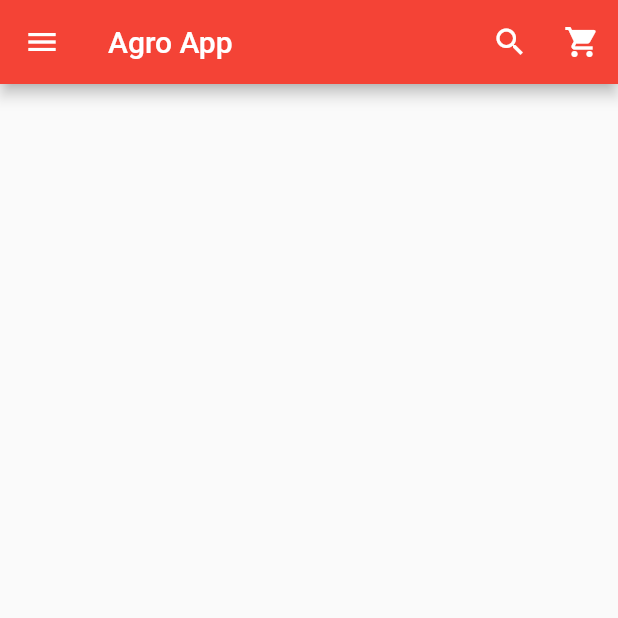
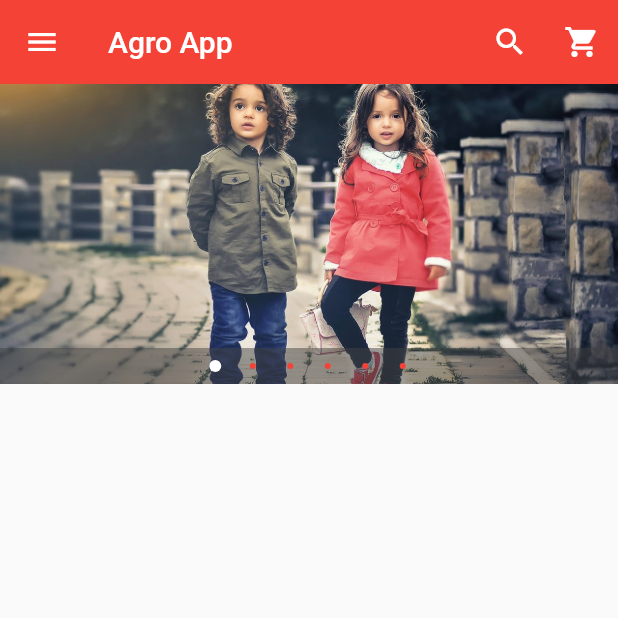
Before and after one commit to insidetech21/AgroApp, a Flutter app: the screen it shows after launch, on a phone screen of 412 x 824 dp, the top half of it. Run offline on Flutter 3.47's test engine with Material 2 defaults, Android fonts, the phone set to English and light mode, and no system bars; drawn by our look-alikes of carousel_pro.

Commit message:
Updates Home Page

```diff
--- a/lib/main.dart
+++ b/lib/main.dart
@@ -1,4 +1,5 @@
 import 'package:flutter/material.dart';
+import 'package:carousel_pro/carousel_pro.dart';
 
 void main(){
   runApp(
@@ -17,8 +18,29 @@ class HomePage extends StatefulWidget {
 class _HomePageState extends State<HomePage> {
   @override
   Widget build(BuildContext context) {
+    Widget image_carousel = new Container(
+      height: 200.0,
+      child: new Carousel(
+        boxFit: BoxFit.cover,
+        images: [
+          AssetImage('images/c1.jpg'),
+          AssetImage('images/m1.jpeg'),
+          AssetImage('images/m2.jpg'),
+          AssetImage('images/w1.jpeg'),
+          AssetImage('images/w3.jpeg'),
+          AssetImage('images/w3.jpeg'),
+        ],
+        autoplay: true,
+        animationCurve: Curves.fastOutSlowIn,
+        animationDuration: Duration(milliseconds: 1000),
+        dotSize: 4.0,
+        dotColor: Colors.red,
+        indicatorBgPadding: 8.0,
+      ),
+    );
     return Scaffold(
       appBar: new AppBar(
+        elevation: 0.0,
         backgroundColor: Colors.red,
         title: Text("Agro App"),
         actions: <Widget>[
@@ -31,10 +53,8 @@ class _HomePageState extends State<HomePage> {
           children: <Widget>[
             // Header
             new UserAccountsDrawerHeader
-              (accountName: Text("Stimit Shah"),
-                accountEmail: Text("stimitshah111@gmail.com"),
-
-
+              (accountName: Text("Vasant Basutkar"),
+              accountEmail: Text("vasantbasutkar143@gmail.com"),
               currentAccountPicture: GestureDetector(
                 child: new CircleAvatar(
                   backgroundColor: Colors.grey,
@@ -53,7 +73,7 @@ class _HomePageState extends State<HomePage> {
               onTap: (){},
               child: ListTile(
                 title: Text('Home Page'),
-              leading: Icon(Icons.home),
+                leading: Icon(Icons.home,color: Colors.deepPurple,),
               ),
             ),
 
@@ -61,7 +81,7 @@ class _HomePageState extends State<HomePage> {
               onTap: (){},
               child: ListTile(
                 title: Text('My Account'),
-                leading: Icon(Icons.person),
+                leading: Icon(Icons.person,color: Colors.deepPurple,),
               ),
             ),
 
@@ -69,7 +89,7 @@ class _HomePageState extends State<HomePage> {
               onTap: (){},
               child: ListTile(
                 title: Text('My Orders'),
-                leading: Icon(Icons.shopping_basket),
+                leading: Icon(Icons.shopping_basket,color: Colors.deepPurple,),
               ),
             ),
 
@@ -77,7 +97,7 @@ class _HomePageState extends State<HomePage> {
               onTap: (){},
               child: ListTile(
                 title: Text('Categoris'),
-                leading: Icon(Icons.dashboard),
+                leading: Icon(Icons.dashboard,color: Colors.deepPurple,),
               ),
             ),
 
@@ -95,7 +115,7 @@ class _HomePageState extends State<HomePage> {
               onTap: (){},
               child: ListTile(
                 title: Text('Settings'),
-                leading: Icon(Icons.settings),
+                leading: Icon(Icons.settings,color: Colors.blue,),
               ),
             ),
 
@@ -103,7 +123,7 @@ class _HomePageState extends State<HomePage> {
               onTap: (){},
               child: ListTile(
                 title: Text('About'),
-                leading: Icon(Icons.help),
+                leading: Icon(Icons.help,color: Colors.green,),
               ),
             ),
 
@@ -111,6 +131,12 @@ class _HomePageState extends State<HomePage> {
           ],
         ),
       ),
+
+      body: new ListView(
+        children: <Widget>[
+          image_carousel
+        ],
+      ),
     );
   }
 }
```
Also changed, not shown: pubspec.yaml (+12 -0 lines), pubspec.lock. Lines whose indentation alone changed are shown as unchanged.
